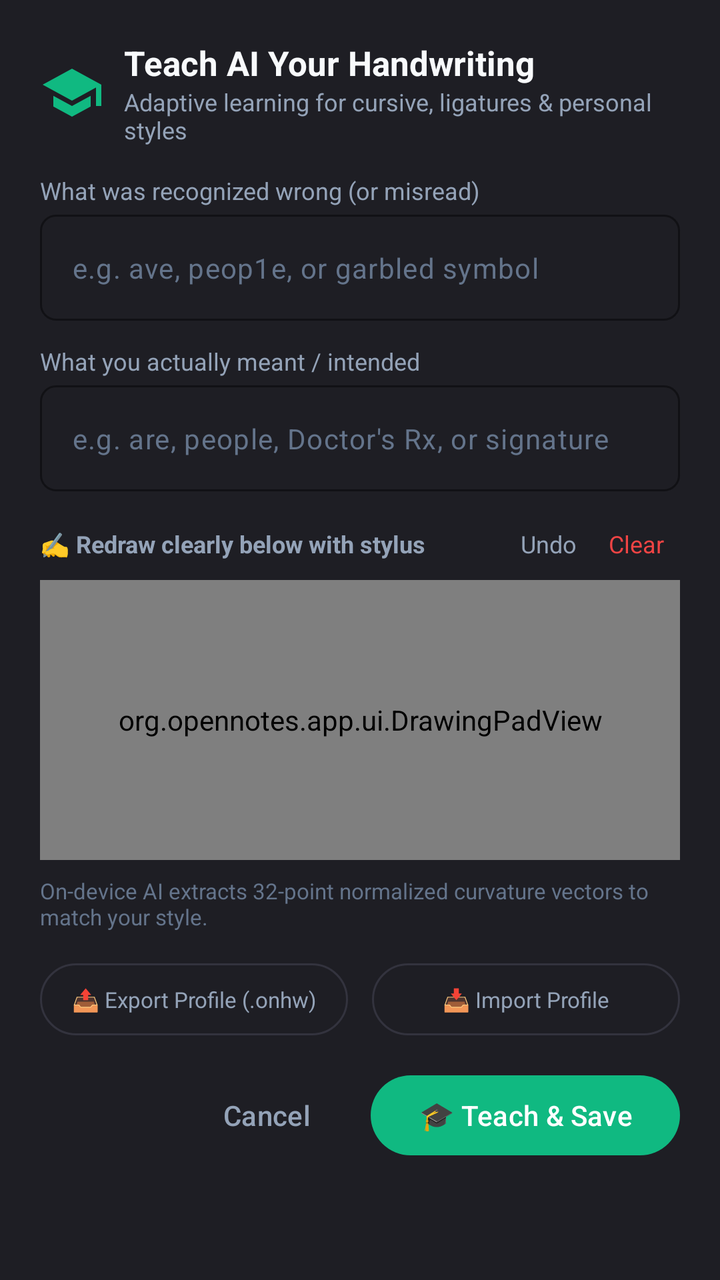
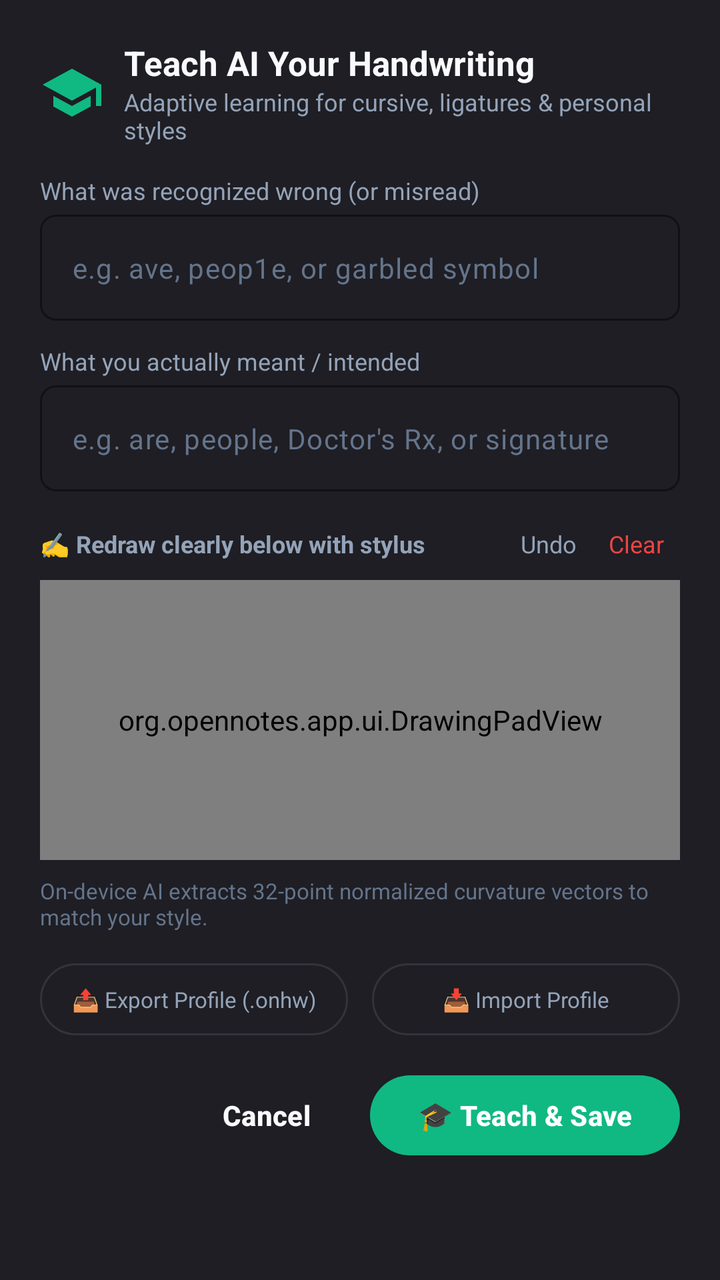

Compare the two renders of this Android layout. The source of the first and the diff that turns it into the second are given below.
<!-- AndroidManifest.xml: application theme Theme.OpenNotes -->
<!-- res/layout/dialog_teach_handwriting.xml -->
<?xml version="1.0" encoding="utf-8"?>
<ScrollView xmlns:android="http://schemas.android.com/apk/res/android"
    xmlns:app="http://schemas.android.com/apk/res-auto"
    android:layout_width="match_parent"
    android:layout_height="wrap_content"
    android:background="@color/surface">

    <LinearLayout
        android:layout_width="match_parent"
        android:layout_height="wrap_content"
        android:orientation="vertical"
        android:padding="20dp">

        
        <LinearLayout
            android:layout_width="match_parent"
            android:layout_height="wrap_content"
            android:gravity="center_vertical"
            android:orientation="horizontal"
            android:layout_marginBottom="14dp">

            <ImageView
                android:layout_width="32dp"
                android:layout_height="32dp"
                android:src="@drawable/ic_teach"
                app:tint="#10B981"
                android:layout_marginEnd="10dp" />

            <LinearLayout
                android:layout_width="0dp"
                android:layout_height="wrap_content"
                android:layout_weight="1"
                android:orientation="vertical">

                <TextView
                    android:layout_width="wrap_content"
                    android:layout_height="wrap_content"
                    android:text="Teach AI Your Handwriting"
                    android:textColor="@color/text_primary"
                    android:textSize="17sp"
                    android:textStyle="bold" />

                <TextView
                    android:layout_width="wrap_content"
                    android:layout_height="wrap_content"
                    android:text="Adaptive learning for cursive, ligatures &amp; personal styles"
                    android:textColor="@color/text_secondary"
                    android:textSize="12sp" />
            </LinearLayout>
        </LinearLayout>

        
        <TextView
            android:id="@+id/textTeachSelectionNotice"
            android:layout_width="match_parent"
            android:layout_height="wrap_content"
            android:background="@drawable/bg_floating_pill"
            android:paddingHorizontal="12dp"
            android:paddingVertical="8dp"
            android:layout_marginBottom="14dp"
            android:textColor="#38BDF8"
            android:textSize="12sp"
            android:text="💡 Lasso selected content on page will be replaced upon teaching."
            android:visibility="gone" />

        
        <TextView
            android:layout_width="wrap_content"
            android:layout_height="wrap_content"
            android:text="What was recognized wrong (or misread)"
            android:textColor="@color/text_secondary"
            android:textSize="12sp"
            android:layout_marginBottom="4dp" />

        <com.google.android.material.textfield.TextInputLayout
            android:layout_width="match_parent"
            android:layout_height="wrap_content"
            android:layout_marginBottom="12dp"
            app:boxBackgroundColor="#1E1E24"
            app:boxCornerRadiusBottomEnd="8dp"
            app:boxCornerRadiusBottomStart="8dp"
            app:boxCornerRadiusTopEnd="8dp"
            app:boxCornerRadiusTopStart="8dp"
            app:boxStrokeColor="#38BDF8"
            app:hintEnabled="false">

            <com.google.android.material.textfield.TextInputEditText
                android:id="@+id/editTeachWrongText"
                android:layout_width="match_parent"
                android:layout_height="wrap_content"
                android:hint="e.g. ave, peop1e, or garbled symbol"
                android:textColor="@color/text_primary"
                android:textColorHint="@color/text_tertiary"
                android:textSize="14sp"
                android:singleLine="true" />
        </com.google.android.material.textfield.TextInputLayout>

        
        <TextView
            android:layout_width="wrap_content"
            android:layout_height="wrap_content"
            android:text="What you actually meant / intended"
            android:textColor="@color/text_secondary"
            android:textSize="12sp"
            android:layout_marginBottom="4dp" />

        <com.google.android.material.textfield.TextInputLayout
            android:layout_width="match_parent"
            android:layout_height="wrap_content"
            android:layout_marginBottom="14dp"
            app:boxBackgroundColor="#1E1E24"
            app:boxCornerRadiusBottomEnd="8dp"
            app:boxCornerRadiusBottomStart="8dp"
            app:boxCornerRadiusTopEnd="8dp"
            app:boxCornerRadiusTopStart="8dp"
            app:boxStrokeColor="#10B981"
            app:hintEnabled="false">

            <com.google.android.material.textfield.TextInputEditText
                android:id="@+id/editTeachIntendedText"
                android:layout_width="match_parent"
                android:layout_height="wrap_content"
                android:hint="e.g. are, people, Doctor's Rx, or signature"
                android:textColor="@color/text_primary"
                android:textColorHint="@color/text_tertiary"
                android:textSize="14sp"
                android:singleLine="true" />
        </com.google.android.material.textfield.TextInputLayout>

        
        <LinearLayout
            android:layout_width="match_parent"
            android:layout_height="wrap_content"
            android:orientation="horizontal"
            android:gravity="center_vertical"
            android:layout_marginBottom="6dp">

            <TextView
                android:layout_width="0dp"
                android:layout_height="wrap_content"
                android:layout_weight="1"
                android:text="✍️ Redraw clearly below with stylus"
                android:textColor="@color/text_secondary"
                android:textSize="12sp"
                android:textStyle="bold" />

            <TextView
                android:id="@+id/btnTeachPadUndo"
                android:layout_width="wrap_content"
                android:layout_height="wrap_content"
                android:paddingHorizontal="8dp"
                android:paddingVertical="4dp"
                android:text="Undo"
                android:textColor="@color/text_secondary"
                android:textSize="12sp"
                android:background="?selectableItemBackgroundBorderless" />

            <TextView
                android:id="@+id/btnTeachPadClear"
                android:layout_width="wrap_content"
                android:layout_height="wrap_content"
                android:paddingHorizontal="8dp"
                android:paddingVertical="4dp"
                android:text="Clear"
                android:textColor="#EF4444"
                android:textSize="12sp"
                android:background="?selectableItemBackgroundBorderless" />
        </LinearLayout>

        
        <FrameLayout
            android:layout_width="match_parent"
            android:layout_height="140dp"
            android:background="#16161A"
            android:layout_marginBottom="8dp">

            <org.opennotes.app.ui.DrawingPadView
                android:id="@+id/teachDrawingPad"
                android:layout_width="match_parent"
                android:layout_height="match_parent" />
        </FrameLayout>

        <TextView
            android:id="@+id/textTeachModelStats"
            android:layout_width="match_parent"
            android:layout_height="wrap_content"
            android:text="On-device AI extracts 32-point normalized curvature vectors to match your style."
            android:textColor="@color/text_tertiary"
            android:textSize="11sp"
            android:layout_marginBottom="16dp" />

        
        <LinearLayout
            android:layout_width="match_parent"
            android:layout_height="wrap_content"
            android:orientation="horizontal"
            android:gravity="center_vertical"
            android:layout_marginBottom="16dp">

            <TextView
                android:id="@+id/btnExportProfile"
                android:layout_width="0dp"
                android:layout_height="36dp"
                android:layout_weight="1"
                android:gravity="center"
                android:text="📤 Export Profile (.onhw)"
                android:textColor="@color/text_secondary"
                android:textSize="11sp"
                android:background="@drawable/bg_floating_pill"
                android:layout_marginEnd="6dp" />

            <TextView
                android:id="@+id/btnImportProfile"
                android:layout_width="0dp"
                android:layout_height="36dp"
                android:layout_weight="1"
                android:gravity="center"
                android:text="📥 Import Profile"
                android:textColor="@color/text_secondary"
                android:textSize="11sp"
                android:background="@drawable/bg_floating_pill"
                android:layout_marginStart="6dp" />
        </LinearLayout>

        
        <LinearLayout
            android:layout_width="match_parent"
            android:layout_height="wrap_content"
            android:orientation="horizontal"
            android:gravity="end">

            <Button
                android:id="@+id/btnTeachCancel"
                style="@style/Widget.Material3.Button.TextButton"
                android:layout_width="wrap_content"
                android:layout_height="wrap_content"
                android:text="Cancel"
                android:textColor="@color/text_secondary" />

            <Button
                android:id="@+id/btnTeachSave"
                style="@style/Widget.Material3.Button"
                android:layout_width="wrap_content"
                android:layout_height="wrap_content"
                android:text="🎓 Teach &amp; Save"
                android:textColor="#FFFFFF"
                app:backgroundTint="#10B981"
                android:layout_marginStart="8dp" />
        </LinearLayout>
    </LinearLayout>
</ScrollView>
<!-- resources referenced by this layout -->
<resources>
  <color name="surface">#1E1E24</color>
  <color name="text_primary">#F8FAFC</color>
  <color name="text_secondary">#94A3B8</color>
  <color name="text_tertiary">#64748B</color>
  <style name="Theme.OpenNotes" parent="Theme.Material3.DayNight.NoActionBar">
          
          <item name="colorPrimary">@color/primary</item>
          <item name="colorOnPrimary">#FFFFFF</item>
          <item name="colorPrimaryContainer">@color/surface_variant</item>
          <item name="colorOnPrimaryContainer">@color/text_primary</item>
  
          
          <item name="colorSecondary">@color/accent</item>
          <item name="colorOnSecondary">#FFFFFF</item>
          <item name="colorSecondaryContainer">@color/accent_light</item>
          <item name="colorOnSecondaryContainer">@color/primary_dark</item>
  
          
          <item name="android:statusBarColor">@color/surface</item>
          <item name="android:windowLightStatusBar">true</item>
          <item name="android:navigationBarColor">@color/surface</item>
          <item name="android:windowLightNavigationBar">true</item>
  
          <item name="android:windowBackground">@color/window_background</item>
      </style>
  <color name="divider">#33333E</color>
  <color name="primary">#1E1E24</color>
  <color name="surface_variant">#2A2A32</color>
  <color name="accent">#38BDF8</color>
  <color name="accent_light">#1E293B</color>
  <color name="primary_dark">#121214</color>
  <!-- unchanged entries left out for length: 3 -->
</resources>

<!-- the commit's change to res/layout/dialog_teach_handwriting.xml (unified diff, before → after) -->
@@ -235,7 +235,8 @@
                 android:layout_width="wrap_content"
                 android:layout_height="wrap_content"
                 android:text="Cancel"
-                android:textColor="@color/text_secondary" />
+                android:textColor="@color/text_primary"
+                android:textStyle="bold" />
 
             <Button
                 android:id="@+id/btnTeachSave"
@@ -244,6 +245,7 @@
                 android:layout_height="wrap_content"
                 android:text="🎓 Teach &amp; Save"
                 android:textColor="#FFFFFF"
+                android:textStyle="bold"
                 app:backgroundTint="#10B981"
                 android:layout_marginStart="8dp" />
         </LinearLayout>
<!-- resource entries referenced after the edit -->
@@ -6,31 +6,73 @@
   <color name="text_tertiary">#64748B</color>
   <style name="Theme.OpenNotes" parent="Theme.Material3.DayNight.NoActionBar">
           
-          <item name="colorPrimary">@color/primary</item>
+          <item name="colorPrimary">@color/accent</item>
           <item name="colorOnPrimary">#FFFFFF</item>
-          <item name="colorPrimaryContainer">@color/surface_variant</item>
-          <item name="colorOnPrimaryContainer">@color/text_primary</item>
+          <item name="colorPrimaryContainer">@color/accent_light</item>
+          <item name="colorOnPrimaryContainer">@color/accent</item>
   
           
-          <item name="colorSecondary">@color/accent</item>
+          <item name="colorSecondary">@color/accent_blue</item>
           <item name="colorOnSecondary">#FFFFFF</item>
-          <item name="colorSecondaryContainer">@color/accent_light</item>
-          <item name="colorOnSecondaryContainer">@color/primary_dark</item>
+          <item name="colorSecondaryContainer">@color/surface_variant</item>
+          <item name="colorOnSecondaryContainer">@color/text_primary</item>
+  
+          
+          <item name="android:windowBackground">@color/window_background</item>
+          <item name="colorSurface">@color/surface</item>
+          <item name="colorOnSurface">@color/text_primary</item>
+          <item name="colorSurfaceVariant">@color/surface_variant</item>
+          <item name="colorOnSurfaceVariant">@color/text_secondary</item>
+          <item name="colorOutline">@color/divider</item>
+  
+          
+          <item name="materialAlertDialogTheme">@style/ThemeOverlay.OpenNotes.MaterialAlertDialog</item>
+          <item name="alertDialogTheme">@style/ThemeOverlay.OpenNotes.MaterialAlertDialog</item>
   
           
           <item name="android:statusBarColor">@color/surface</item>
-          <item name="android:windowLightStatusBar">true</item>
+          <item name="android:windowLightStatusBar">false</item>
           <item name="android:navigationBarColor">@color/surface</item>
-          <item name="android:windowLightNavigationBar">true</item>
-  
-          <item name="android:windowBackground">@color/window_background</item>
+          <item name="android:windowLightNavigationBar">false</item>
       </style>
   <color name="divider">#33333E</color>
-  <color name="primary">#1E1E24</color>
   <color name="surface_variant">#2A2A32</color>
+  <style name="ThemeOverlay.OpenNotes.MaterialAlertDialog" parent="ThemeOverlay.Material3.MaterialAlertDialog">
+          <item name="colorSurface">@color/surface_card</item>
+          <item name="colorOnSurface">@color/text_primary</item>
+          <item name="colorOnSurfaceVariant">@color/text_secondary</item>
+          <item name="colorPrimary">@color/accent</item>
+          <item name="colorOnPrimary">#FFFFFF</item>
+  
+          
+          <item name="buttonBarPositiveButtonStyle">@style/Widget.OpenNotes.DialogButton.Positive</item>
+          <item name="buttonBarNegativeButtonStyle">@style/Widget.OpenNotes.DialogButton.Negative</item>
+          <item name="buttonBarNeutralButtonStyle">@style/Widget.OpenNotes.DialogButton.Neutral</item>
+          <item name="android:buttonBarPositiveButtonStyle">@style/Widget.OpenNotes.DialogButton.Positive</item>
+          <item name="android:buttonBarNegativeButtonStyle">@style/Widget.OpenNotes.DialogButton.Negative</item>
+          <item name="android:buttonBarNeutralButtonStyle">@style/Widget.OpenNotes.DialogButton.Neutral</item>
+      </style>
+  <color name="surface_card">#24242B</color>
+  <style name="Widget.OpenNotes.DialogButton.Positive" parent="Widget.Material3.Button.TextButton.Dialog">
+          <item name="android:textColor">@color/accent</item>
+          <item name="android:textStyle">bold</item>
+          <item name="android:textSize">14sp</item>
+          <item name="android:textAllCaps">false</item>
+      </style>
+  <style name="Widget.OpenNotes.DialogButton.Negative" parent="Widget.Material3.Button.TextButton.Dialog">
+          <item name="android:textColor">@color/text_primary</item>
+          <item name="android:textStyle">bold</item>
+          <item name="android:textSize">14sp</item>
+          <item name="android:textAllCaps">false</item>
+      </style>
+  <style name="Widget.OpenNotes.DialogButton.Neutral" parent="Widget.Material3.Button.TextButton.Dialog">
+          <item name="android:textColor">@color/text_secondary</item>
+          <item name="android:textSize">14sp</item>
+          <item name="android:textAllCaps">false</item>
+      </style>
   <color name="accent">#38BDF8</color>
   <color name="accent_light">#1E293B</color>
-  <color name="primary_dark">#121214</color>
+  <color name="accent_blue">#3B82F6</color>
   <!-- unchanged entries left out for length: 3 -->
 </resources>
 
